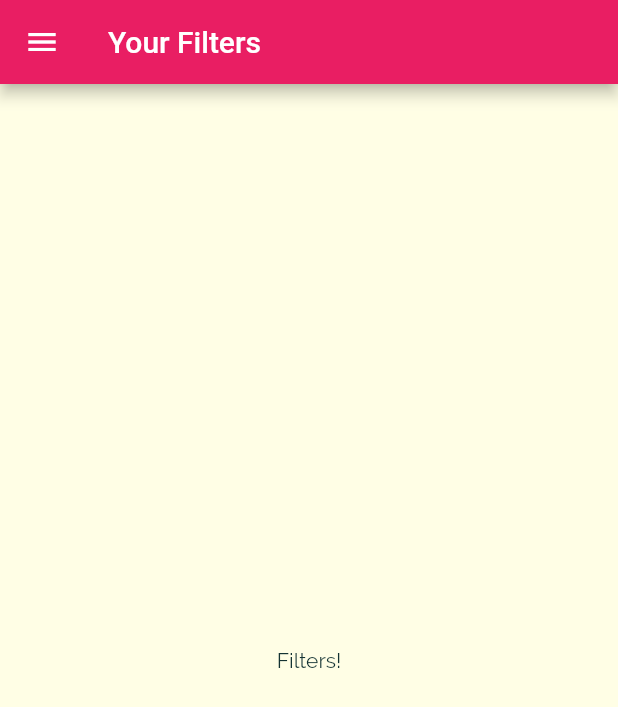
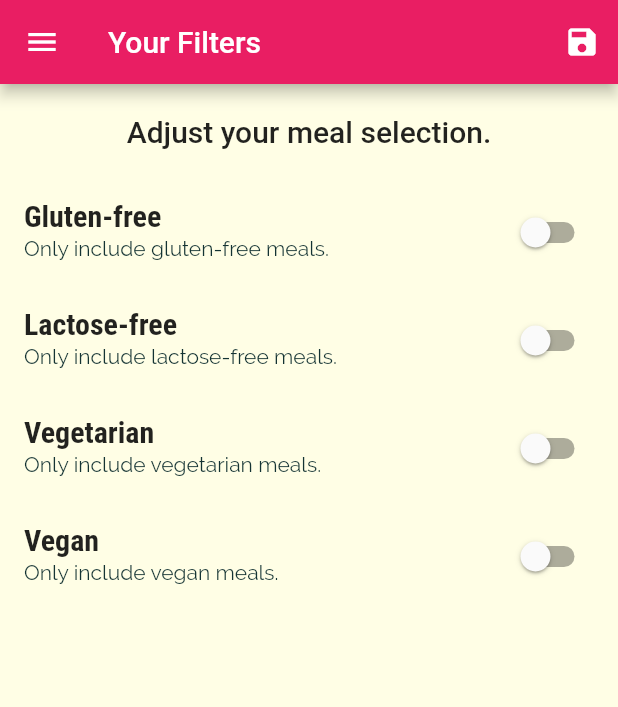
Before and after one commit to Ru2Lu/flutter-practice, a Flutter app: the FiltersScreen screen opened by its route, on a phone screen of 412 x 824 dp. Shown: the top 707 px of the screen. Run offline on Flutter 3.47's test engine with Material 2 defaults, Android fonts, the phone set to English and light mode, and no system bars.

Commit message:
Added filters

```diff
--- a/meals/lib/main.dart
+++ b/meals/lib/main.dart
@@ -1,14 +1,51 @@
 import 'package:flutter/material.dart';
 
+import './dummy_data.dart';
 import './screens/tabs_screen.dart';
 import './screens/meal_detail_screen.dart';
 import './screens/category_meals_screen.dart';
 import './screens/categories_screen.dart';
 import './screens/filters_screen.dart';
+import './models/meal.dart';
 
 void main() => runApp(MyApp());
 
-class MyApp extends StatelessWidget {
+class MyApp extends StatefulWidget {
+  @override
+  State<MyApp> createState() => _MyAppState();
+}
+
+class _MyAppState extends State<MyApp> {
+  Map<String, bool> _filters = {
+    'gluten': false,
+    'lactose': false,
+    'vegan': false,
+    'vegetarian': false,
+  };
+  List<Meal> _availableMeals = DUMMY_MEALS;
+
+  void _setFilters(Map<String, bool> filterData) {
+    setState(() {
+      _filters = filterData;
+
+      _availableMeals = DUMMY_MEALS.where((meal) {
+        if (_filters['gluten'] && !meal.isGlutenFree) {
+          return false;
+        }
+        if (_filters['lactose'] && !meal.isLactoseFree) {
+          return false;
+        }
+        if (_filters['vegan'] && !meal.isVegan) {
+          return false;
+        }
+        if (_filters['vegetarian'] && !meal.isVegetarian) {
+          return false;
+        }
+        return true;
+      }).toList();
+    });
+  }
+
   @override
   Widget build(BuildContext context) {
     return MaterialApp(
@@ -39,9 +76,10 @@ class MyApp extends StatelessWidget {
       initialRoute: '/',
       routes: {
         '/': (ctx) => TabsScreen(),
-        CategoryMealsScreen.routeName: (ctx) => CategoryMealsScreen(),
+        CategoryMealsScreen.routeName: (ctx) =>
+            CategoryMealsScreen(_availableMeals),
         MealDetailScreen.routeName: (ctx) => MealDetailScreen(),
-        FiltersScreen.routeName: (ctx) => FiltersScreen(),
+        FiltersScreen.routeName: (ctx) => FiltersScreen(_filters, _setFilters),
       },
       onUnknownRoute: (settings) {
         return MaterialPageRoute(builder: (ctx) => CategoriesScreen());
--- a/meals/lib/screens/category_meals_screen.dart
+++ b/meals/lib/screens/category_meals_screen.dart
@@ -1,11 +1,14 @@
 import 'package:flutter/material.dart';
 
 import '../widgets/meal_item.dart';
-import '../dummy_data.dart';
 import '../models/meal.dart';
 
 class CategoryMealsScreen extends StatefulWidget {
   static const routeName = '/category-meals';
+
+  final List<Meal> availableMeals;
+
+  const CategoryMealsScreen(this.availableMeals);
 
   @override
   State<CategoryMealsScreen> createState() => _CategoryMealsScreenState();
@@ -29,7 +32,7 @@ class _CategoryMealsScreenState extends State<CategoryMealsScreen> {
           ModalRoute.of(context).settings.arguments as Map<String, String>;
       categoryTitle = routeArgs['title'];
       final categoryId = routeArgs['id'];
-      displayedMeals = DUMMY_MEALS.where((meal) {
+      displayedMeals = widget.availableMeals.where((meal) {
         return meal.categories.contains(categoryId);
       }).toList();
       _loadedInitData = true;
--- a/meals/lib/screens/filters_screen.dart
+++ b/meals/lib/screens/filters_screen.dart
@@ -2,19 +2,100 @@ import 'package:flutter/material.dart';
 
 import '../widgets/main_drawer.dart';
 
-class FiltersScreen extends StatelessWidget {
+class FiltersScreen extends StatefulWidget {
   static const routeName = '/filters';
+
+  final Function saveFilters;
+  final Map<String, bool> currentFilters;
+
+  FiltersScreen(this.currentFilters, this.saveFilters);
+
+  @override
+  State<FiltersScreen> createState() => _FiltersScreenState();
+}
+
+class _FiltersScreenState extends State<FiltersScreen> {
+  bool _glutenFree = false;
+  bool _vegetarian = false;
+  bool _vegan = false;
+  bool _lactoseFree = false;
+
+  @override
+  void initState() {
+    _glutenFree = widget.currentFilters['gluten'];
+    _lactoseFree = widget.currentFilters['lactose'];
+    _vegan = widget.currentFilters['vegan'];
+    _vegetarian = widget.currentFilters['vegetarian'];
+    super.initState();
+  }
+
+  Widget _buildSwitchListTile(String title, String description,
+      bool currentValue, Function updateValue) {
+    return SwitchListTile(
+      title: Text(title),
+      value: currentValue,
+      subtitle: Text(description),
+      onChanged: updateValue,
+    );
+  }
 
   @override
   Widget build(BuildContext context) {
     return Scaffold(
       appBar: AppBar(
         title: Text('Your Filters'),
+        actions: <Widget>[
+          IconButton(
+            icon: Icon(Icons.save),
+            onPressed: () {
+              final selectedFilters = {
+                'gluten': _glutenFree,
+                'lactose': _lactoseFree,
+                'vegan': _vegan,
+                'vegetarian': _vegetarian,
+              };
+              widget.saveFilters(selectedFilters);
+            },
+          )
+        ],
       ),
       drawer: MainDrawer(),
-      body: Center(
-        child: Text('Filters!'),
-      ),
+      body: Column(children: <Widget>[
+        Container(
+            padding: EdgeInsets.all(20),
+            child: Text('Adjust your meal selection.',
+                style: Theme.of(context).textTheme.headline6)),
+        Expanded(
+          child: ListView(children: <Widget>[
+            _buildSwitchListTile(
+                'Gluten-free', 'Only include gluten-free meals.', _glutenFree,
+                (newValue) {
+              setState(() {
+                _glutenFree = newValue;
+              });
+            }),
+            _buildSwitchListTile('Lactose-free',
+                'Only include lactose-free meals.', _lactoseFree, (newValue) {
+              setState(() {
+                _lactoseFree = newValue;
+              });
+            }),
+            _buildSwitchListTile(
+                'Vegetarian', 'Only include vegetarian meals.', _vegetarian,
+                (newValue) {
+              setState(() {
+                _vegetarian = newValue;
+              });
+            }),
+            _buildSwitchListTile('Vegan', 'Only include vegan meals.', _vegan,
+                (newValue) {
+              setState(() {
+                _vegan = newValue;
+              });
+            }),
+          ]),
+        ),
+      ]),
     );
   }
 }
```
